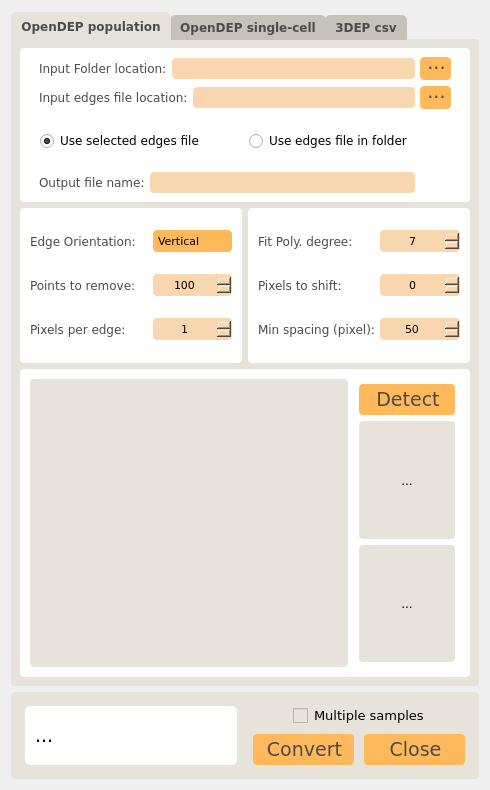
The window that ui/convert.ui (IoanTivig/OpenDEP_Compute) describes before a commit, drawn with Qt 5.
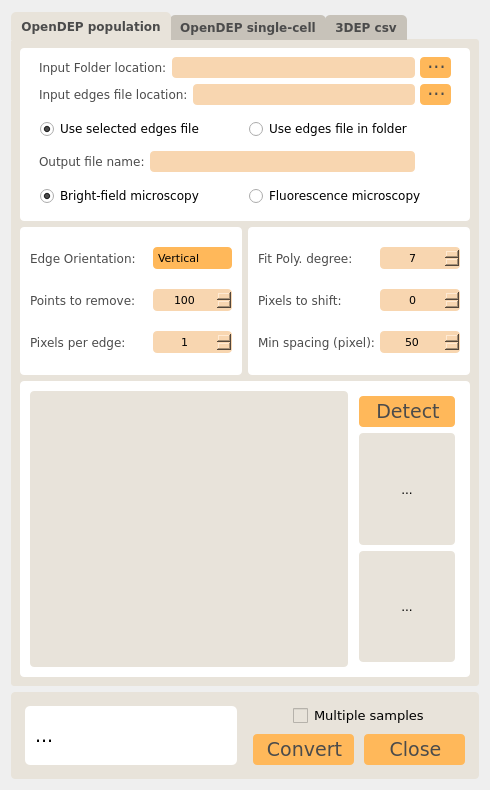
The same window after the commit. The open tabs and pages were chosen to show the change. Icons and pictures are not drawn. Custom widgets are drawn as their Qt base class.

Commit message: OpenDEP Compute v1.0.1 Added the fluorescence image to CM conversion option in OpenDEP population. Enjoy!

```diff
--- a/ui/convert.ui
+++ b/ui/convert.ui
@@ -507,6 +507,130 @@
             </item>
            </layout>
           </item>
+          <item>
+           <widget class="QFrame" name="horizontalFrame_15">
+            <layout class="QHBoxLayout" name="horizontalLayout_26">
+             <property name="spacing">
+              <number>5</number>
+             </property>
+             <property name="leftMargin">
+              <number>10</number>
+             </property>
+             <property name="rightMargin">
+              <number>10</number>
+             </property>
+             <item>
+              <widget class="QRadioButton" name="qtvar_convertImages_radio_population_brightfieldmc">
+               <property name="font">
+                <font>
+                 <family>Verdana</family>
+                 <pointsize>9</pointsize>
+                 <weight>50</weight>
+                 <bold>false</bold>
+                </font>
+               </property>
+               <property name="styleSheet">
+                <string notr="true">QRadioButton::indicator
+{
+width: 15px;
+height: 15px;
+
+}
+
+QRadioButton::indicator::unchecked
+{
+	image: url(:/ui/resources/radiobutton/radiobutton_unchecked.png);
+}
+
+QRadioButton::indicator:unchecked:hover
+{
+    image: url(:/ui//resources/radiobutton/radiobutton_unchecked_hover.png);
+}
+
+QRadioButton::indicator:unchecked:pressed
+{
+    image: url(:/ui//resources/radiobutton/radiobutton_unchecked_pressed.png);
+}
+
+QRadioButton::indicator::checked 
+{
+    image: url(:/ui//resources/radiobutton/radiobutton_checked.png);
+}
+
+QRadioButton::indicator:checked:hover 
+{
+    image: url(:/ui//resources/radiobutton/radiobutton_checked_hover.png);
+}
+
+QRadioButton::indicator:checked:pressed 
+{
+    image: url(:/ui//resources/radiobutton/radiobutton_checked_pressed.png);
+}</string>
+               </property>
+               <property name="text">
+                <string>Bright-field microscopy</string>
+               </property>
+               <property name="checked">
+                <bool>true</bool>
+               </property>
+              </widget>
+             </item>
+             <item>
+              <widget class="QRadioButton" name="qtvar_convertImages_radio_population_fluorescencemc">
+               <property name="font">
+                <font>
+                 <family>Verdana</family>
+                 <pointsize>9</pointsize>
+                 <weight>50</weight>
+                 <bold>false</bold>
+                </font>
+               </property>
+               <property name="styleSheet">
+                <string notr="true">QRadioButton::indicator
+{
+width: 15px;
+height: 15px;
+
+}
+
+QRadioButton::indicator::unchecked
+{
+	image: url(:/ui/resources/radiobutton/radiobutton_unchecked.png);
+}
+
+QRadioButton::indicator:unchecked:hover
+{
+    image: url(:/ui//resources/radiobutton/radiobutton_unchecked_hover.png);
+}
+
+QRadioButton::indicator:unchecked:pressed
+{
+    image: url(:/ui//resources/radiobutton/radiobutton_unchecked_pressed.png);
+}
+
+QRadioButton::indicator::checked 
+{
+    image: url(:/ui//resources/radiobutton/radiobutton_checked.png);
+}
+
+QRadioButton::indicator:checked:hover 
+{
+    image: url(:/ui//resources/radiobutton/radiobutton_checked_hover.png);
+}
+
+QRadioButton::indicator:checked:pressed 
+{
+    image: url(:/ui//resources/radiobutton/radiobutton_checked_pressed.png);
+}</string>
+               </property>
+               <property name="text">
+                <string>Fluorescence microscopy</string>
+               </property>
+              </widget>
+             </item>
+            </layout>
+           </widget>
+          </item>
          </layout>
         </widget>
        </item>
```
Left out of the diff: 2 changed lines with no effect on the pictures. The commit also changes 113 other files.
